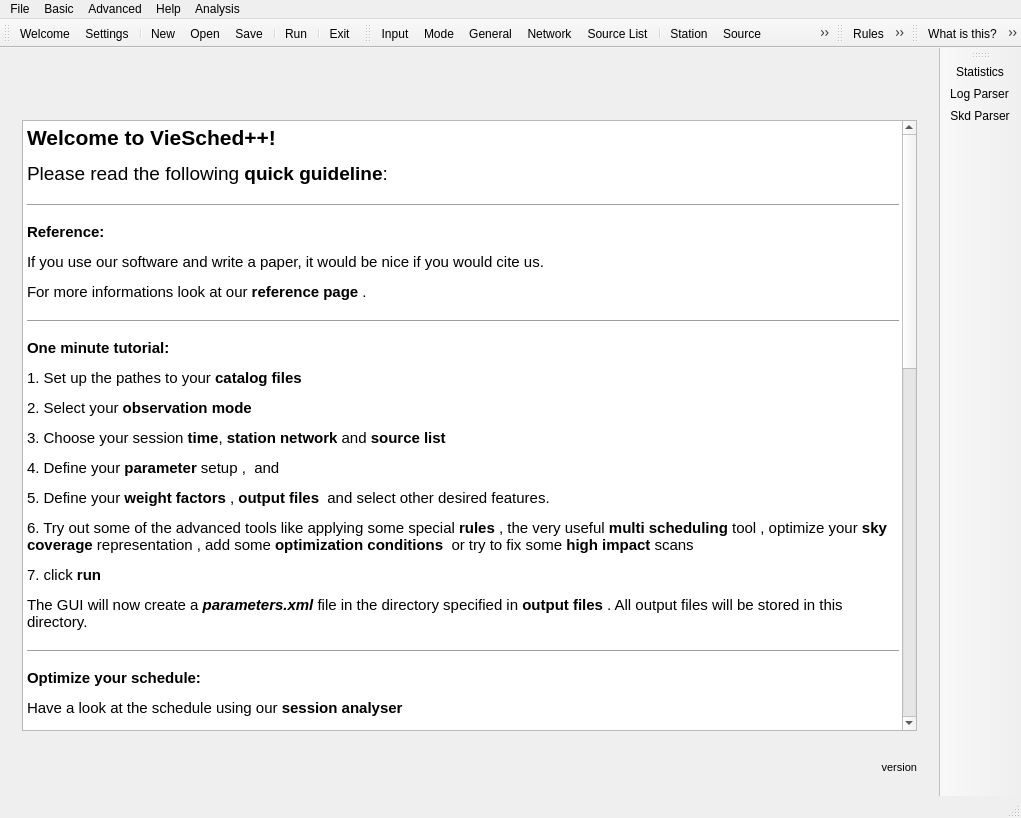
TUW-VieVS/VieSchedpp, file mainwindow.ui: the form before one commit.
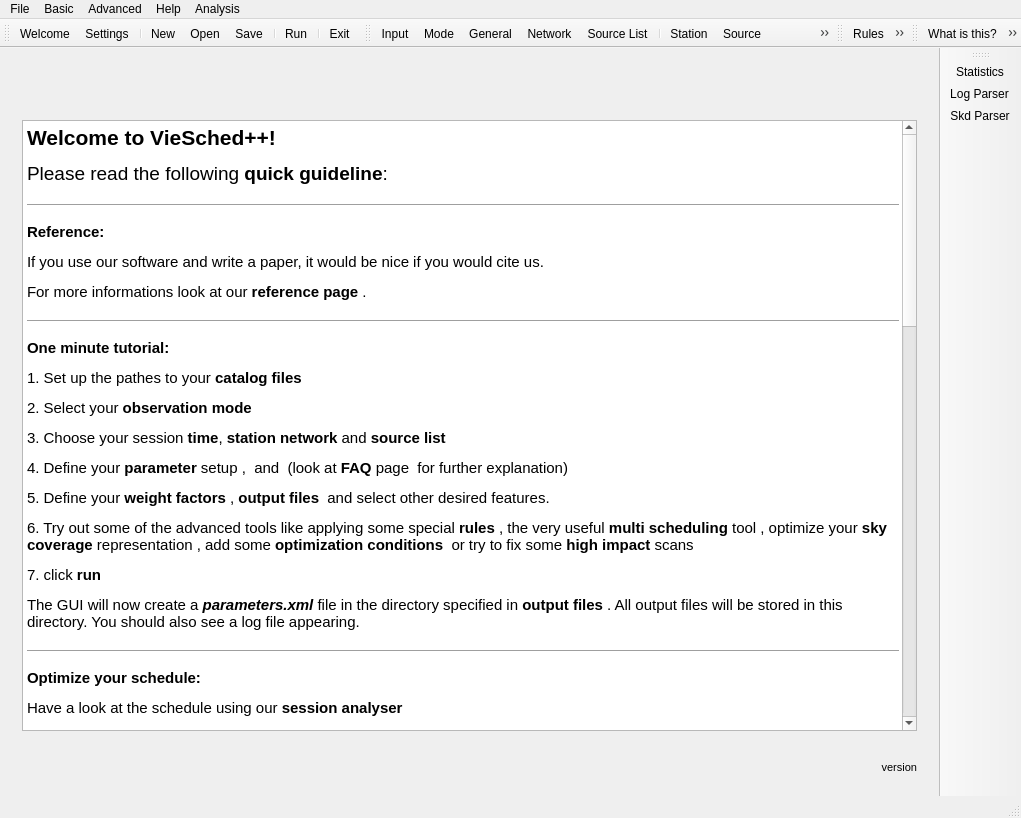
The form after the commit. The open tabs and pages were chosen to show the change. Icons and pictures are not drawn.

```diff
--- a/mainwindow.ui
+++ b/mainwindow.ui
@@ -101,11 +101,11 @@
 &lt;p style=&quot; margin-top:12px; margin-bottom:12px; margin-left:0px; margin-right:0px; -qt-block-indent:0; text-indent:0px;&quot;&gt;1. Set up the pathes to your &lt;span style=&quot; font-weight:600;&quot;&gt;catalog files &lt;/span&gt;&lt;img src=&quot;:/icons/icons/document-import-2.png&quot; width=&quot;30&quot; height=&quot;30&quot; /&gt; &lt;/p&gt;
 &lt;p style=&quot; margin-top:12px; margin-bottom:12px; margin-left:0px; margin-right:0px; -qt-block-indent:0; text-indent:0px;&quot;&gt;2. Select your &lt;span style=&quot; font-weight:600;&quot;&gt;observation mode &lt;/span&gt;&lt;img src=&quot;:/icons/icons/drive-harddisk-3.png&quot; width=&quot;30&quot; height=&quot;30&quot; /&gt;&lt;/p&gt;
 &lt;p style=&quot; margin-top:12px; margin-bottom:12px; margin-left:0px; margin-right:0px; -qt-block-indent:0; text-indent:0px;&quot;&gt;3. Choose your session &lt;span style=&quot; font-weight:600;&quot;&gt;time&lt;/span&gt;&lt;img src=&quot;:/icons/icons/view-pim-calendar.png&quot; width=&quot;30&quot; height=&quot;30&quot; /&gt;, &lt;span style=&quot; font-weight:600;&quot;&gt;station network&lt;/span&gt;&lt;img src=&quot;:/icons/icons/applications-internet-2.png&quot; width=&quot;30&quot; height=&quot;30&quot; /&gt; and &lt;span style=&quot; font-weight:600;&quot;&gt;source list &lt;/span&gt;&lt;img src=&quot;:/icons/icons/source_list.png&quot; width=&quot;30&quot; height=&quot;30&quot; /&gt;&lt;/p&gt;
-&lt;p style=&quot; margin-top:12px; margin-bottom:12px; margin-left:0px; margin-right:0px; -qt-block-indent:0; text-indent:0px;&quot;&gt;4. Define your &lt;span style=&quot; font-weight:600;&quot;&gt;parameter&lt;/span&gt; setup &lt;img src=&quot;:/icons/icons/station_p.png&quot; width=&quot;30&quot; height=&quot;30&quot; /&gt;, &lt;img src=&quot;:/icons/icons/source_p.png&quot; width=&quot;30&quot; height=&quot;30&quot; /&gt; and &lt;img src=&quot;:/icons/icons/baseline_p.png&quot; width=&quot;30&quot; height=&quot;30&quot; /&gt;&lt;/p&gt;
+&lt;p style=&quot; margin-top:12px; margin-bottom:12px; margin-left:0px; margin-right:0px; -qt-block-indent:0; text-indent:0px;&quot;&gt;4. Define your &lt;span style=&quot; font-weight:600;&quot;&gt;parameter&lt;/span&gt; setup &lt;img src=&quot;:/icons/icons/station_p.png&quot; width=&quot;30&quot; height=&quot;30&quot; /&gt;, &lt;img src=&quot;:/icons/icons/source_p.png&quot; width=&quot;30&quot; height=&quot;30&quot; /&gt; and &lt;img src=&quot;:/icons/icons/baseline_p.png&quot; width=&quot;30&quot; height=&quot;30&quot; /&gt; (look at &lt;span style=&quot; font-weight:600;&quot;&gt;FAQ&lt;/span&gt; page &lt;img src=&quot;:/icons/icons/documentation.png&quot; width=&quot;30&quot; height=&quot;30&quot; /&gt; for further explanation)&lt;/p&gt;
 &lt;p style=&quot; margin-top:12px; margin-bottom:12px; margin-left:0px; margin-right:0px; -qt-block-indent:0; text-indent:0px;&quot;&gt;5. Define your &lt;span style=&quot; font-weight:600;&quot;&gt;weight factors &lt;/span&gt;&lt;img src=&quot;:/icons/icons/weight.png&quot; width=&quot;30&quot; height=&quot;30&quot; /&gt;, &lt;span style=&quot; font-weight:600;&quot;&gt;output files&lt;/span&gt; &lt;img src=&quot;:/icons/icons/document-export-4.png&quot; width=&quot;30&quot; height=&quot;30&quot; /&gt; and select other desired features.&lt;/p&gt;
 &lt;p style=&quot; margin-top:12px; margin-bottom:12px; margin-left:0px; margin-right:0px; -qt-block-indent:0; text-indent:0px;&quot;&gt;6. Try out some of the advanced tools like applying some special &lt;span style=&quot; font-weight:600;&quot;&gt;rules&lt;/span&gt; &lt;img src=&quot;:/icons/icons/system-run-3.png&quot; width=&quot;30&quot; height=&quot;30&quot; /&gt;, the very useful &lt;span style=&quot; font-weight:600;&quot;&gt;multi scheduling&lt;/span&gt; tool &lt;img src=&quot;:/icons/icons/multi_sched.png&quot; width=&quot;30&quot; height=&quot;30&quot; /&gt;, optimize your &lt;span style=&quot; font-weight:600;&quot;&gt;sky coverage&lt;/span&gt; representation &lt;img src=&quot;:/icons/icons/sky_coverage.png&quot; width=&quot;30&quot; height=&quot;30&quot; /&gt;, add some &lt;span style=&quot; font-weight:600;&quot;&gt;optimization conditions&lt;/span&gt; &lt;img src=&quot;:/icons/icons/conditions.png&quot; width=&quot;30&quot; height=&quot;30&quot; /&gt; or try to fix some &lt;span style=&quot; font-weight:600;&quot;&gt;high impact&lt;/span&gt; scans &lt;img src=&quot;:/icons/icons/emblem-important-4.png&quot; width=&quot;30&quot; height=&quot;30&quot; /&gt;&lt;/p&gt;
 &lt;p style=&quot; margin-top:12px; margin-bottom:12px; margin-left:0px; margin-right:0px; -qt-block-indent:0; text-indent:0px;&quot;&gt;7. click &lt;span style=&quot; font-weight:600;&quot;&gt;run&lt;/span&gt; &lt;img src=&quot;:/icons/icons/arrow-right-3.png&quot; width=&quot;30&quot; height=&quot;30&quot; /&gt;&lt;/p&gt;
-&lt;p style=&quot; margin-top:12px; margin-bottom:12px; margin-left:0px; margin-right:0px; -qt-block-indent:0; text-indent:0px;&quot;&gt;The GUI will now create a &lt;span style=&quot; font-weight:600; font-style:italic;&quot;&gt;parameters.xml&lt;/span&gt; file in the directory specified in &lt;span style=&quot; font-weight:600;&quot;&gt;output files&lt;/span&gt; &lt;img src=&quot;:/icons/icons/document-export-4.png&quot; width=&quot;30&quot; height=&quot;30&quot; /&gt;. All output files will be stored in this directory. &lt;/p&gt;
+&lt;p style=&quot; margin-top:12px; margin-bottom:12px; margin-left:0px; margin-right:0px; -qt-block-indent:0; text-indent:0px;&quot;&gt;The GUI will now create a &lt;span style=&quot; font-weight:600; font-style:italic;&quot;&gt;parameters.xml&lt;/span&gt; file in the directory specified in &lt;span style=&quot; font-weight:600;&quot;&gt;output files&lt;/span&gt; &lt;img src=&quot;:/icons/icons/document-export-4.png&quot; width=&quot;30&quot; height=&quot;30&quot; /&gt;. All output files will be stored in this directory. You should also see a log file appearing. &lt;/p&gt;
 &lt;hr /&gt;
 &lt;p style=&quot; margin-top:12px; margin-bottom:12px; margin-left:0px; margin-right:0px; -qt-block-indent:0; text-indent:0px;&quot;&gt;&lt;span style=&quot; font-weight:600;&quot;&gt;Optimize your schedule:&lt;/span&gt; &lt;/p&gt;
 &lt;p style=&quot; margin-top:12px; margin-bottom:12px; margin-left:0px; margin-right:0px; -qt-block-indent:0; text-indent:0px;&quot;&gt;Have a look at the schedule using our &lt;span style=&quot; font-weight:600;&quot;&gt;session analyser&lt;/span&gt; &lt;img src=&quot;:/icons/icons/sky_coverage_analyser.png&quot; width=&quot;30&quot; height=&quot;30&quot; /&gt; &lt;/p&gt;
@@ -113,7 +113,7 @@
 &lt;p style=&quot; margin-top:12px; margin-bottom:12px; margin-left:0px; margin-right:0px; -qt-block-indent:0; text-indent:0px;&quot;&gt;Start by varying some of the &lt;span style=&quot; font-weight:600;&quot;&gt;weight factors&lt;/span&gt; &lt;img src=&quot;:/icons/icons/sky_coverage.png&quot; width=&quot;30&quot; height=&quot;30&quot; /&gt;. This usually brings the best improvment. &lt;/p&gt;
 &lt;p style=&quot; margin-top:12px; margin-bottom:12px; margin-left:0px; margin-right:0px; -qt-block-indent:0; text-indent:0px;&quot;&gt;If a station is still underrepresented &lt;span style=&quot; font-weight:600;&quot;&gt;increase the weight&lt;/span&gt; of this station &lt;img src=&quot;:/icons/icons/station_p.png&quot; width=&quot;30&quot; height=&quot;30&quot; /&gt; or adjust the &amp;quot;&lt;span style=&quot; font-style:italic;&quot;&gt;average stations&lt;/span&gt;&amp;quot; weight factor &lt;img src=&quot;:/icons/icons/sky_coverage.png&quot; width=&quot;30&quot; height=&quot;30&quot; /&gt;. The same is true for sources and baselines. &lt;/p&gt;
 &lt;p style=&quot; margin-top:12px; margin-bottom:12px; margin-left:0px; margin-right:0px; -qt-block-indent:0; text-indent:0px;&quot;&gt;Use the &lt;span style=&quot; font-weight:600;&quot;&gt;optimization conditions&lt;/span&gt; &lt;img src=&quot;:/icons/icons/conditions.png&quot; width=&quot;30&quot; height=&quot;30&quot; /&gt; to reduce the amount of scheduled sources and increase the number of scans per source. &lt;/p&gt;
-&lt;p style=&quot; margin-top:12px; margin-bottom:12px; margin-left:0px; margin-right:0px; -qt-block-indent:0; text-indent:0px;&quot;&gt;Simulate the created empty NGS files using a third party software like VieVS.&lt;/p&gt;
+&lt;p style=&quot; margin-top:12px; margin-bottom:12px; margin-left:0px; margin-right:0px; -qt-block-indent:0; text-indent:0px;&quot;&gt;Simulate the created empty NGS files using a third party software like VieVS. &lt;/p&gt;
 &lt;hr /&gt;
 &lt;p style=&quot; margin-top:12px; margin-bottom:12px; margin-left:0px; margin-right:0px; -qt-block-indent:0; text-indent:0px;&quot;&gt;&lt;span style=&quot; font-weight:600;&quot;&gt;Look at your schedule:&lt;/span&gt; &lt;/p&gt;
 &lt;p style=&quot; margin-top:12px; margin-bottom:12px; margin-left:0px; margin-right:0px; -qt-block-indent:0; text-indent:0px;&quot;&gt;You can compare schedules using the &lt;span style=&quot; font-weight:600;&quot;&gt;statistics tools&lt;/span&gt; &lt;img src=&quot;:/icons/icons/office-chart-bar.png&quot; width=&quot;30&quot; height=&quot;30&quot; /&gt;&lt;/p&gt;
@@ -125,6 +125,17 @@
 &lt;p style=&quot; margin-top:12px; margin-bottom:12px; margin-left:0px; margin-right:0px; -qt-block-indent:0; text-indent:0px;&quot;&gt;If a item has no &lt;span style=&quot; font-style:italic;&quot;&gt;&amp;quot;What is this?&amp;quot;&lt;/span&gt; description or the description is unclear and the tooltip and statustip does not provide all necessary information eighter please tell us and we will add some more details. &lt;/p&gt;
 &lt;p style=&quot; margin-top:12px; margin-bottom:12px; margin-left:0px; margin-right:0px; -qt-block-indent:0; text-indent:0px;&quot;&gt;For some frequently asked questions we provide a &lt;span style=&quot; font-weight:600;&quot;&gt;FAQ&lt;/span&gt; page &lt;img src=&quot;:/icons/icons/documentation.png&quot; width=&quot;30&quot; height=&quot;30&quot; /&gt;. &lt;/p&gt;
 &lt;hr /&gt;
+&lt;p style=&quot; margin-top:12px; margin-bottom:12px; margin-left:0px; margin-right:0px; -qt-block-indent:0; text-indent:0px;&quot;&gt;&lt;span style=&quot; font-weight:600;&quot;&gt;Report errors:&lt;/span&gt; &lt;/p&gt;
+&lt;p style=&quot; margin-top:12px; margin-bottom:12px; margin-left:0px; margin-right:0px; -qt-block-indent:0; text-indent:0px;&quot;&gt;Befor you report any errors please have a look at the &lt;span style=&quot; font-weight:600;&quot;&gt;FAQ&lt;/span&gt; page &lt;img src=&quot;:/icons/icons/documentation.png&quot; width=&quot;30&quot; height=&quot;30&quot; /&gt; &lt;/p&gt;
+&lt;p style=&quot; margin-top:12px; margin-bottom:12px; margin-left:0px; margin-right:0px; -qt-block-indent:0; text-indent:0px;&quot;&gt;If you run into an error please report it to &lt;span style=&quot; font-style:italic;&quot;&gt;matthias.schartner@geo.tuwien.ac.at&lt;/span&gt;. &lt;/p&gt;
+&lt;p style=&quot; margin-top:12px; margin-bottom:12px; margin-left:0px; margin-right:0px; -qt-block-indent:0; text-indent:0px;&quot;&gt;Please  &lt;span style=&quot; font-weight:600;&quot;&gt;add the following informations&lt;/span&gt;&lt;/p&gt;
+&lt;ul style=&quot;margin-top: 0px; margin-bottom: 0px; margin-left: 0px; margin-right: 0px; -qt-list-indent: 1;&quot;&gt;&lt;li style=&quot; font-weight:600;&quot; style=&quot; margin-top:12px; margin-bottom:0px; margin-left:0px; margin-right:0px; -qt-block-indent:0; text-indent:0px;&quot;&gt;&lt;span style=&quot; font-weight:400;&quot;&gt;a short explenation how this error occured&lt;/span&gt;&lt;/li&gt;&lt;/ul&gt;
+&lt;ul style=&quot;margin-top: 0px; margin-bottom: 0px; margin-left: 0px; margin-right: 0px; -qt-list-indent: 1;&quot;&gt;&lt;li style=&quot; font-weight:600;&quot; style=&quot; margin-top:12px; margin-bottom:0px; margin-left:0px; margin-right:0px; -qt-block-indent:0; text-indent:0px;&quot;&gt;&lt;span style=&quot; font-weight:400;&quot;&gt;your current software version number for both the GUI and the scheduler (you can find it on the buttom of this window, or in every output file like: log files, skd, vex and operation notes files)&lt;/span&gt;&lt;/li&gt;
+&lt;li style=&quot; font-weight:600;&quot; style=&quot; margin-top:12px; margin-bottom:0px; margin-left:0px; margin-right:0px; -qt-block-indent:0; text-indent:0px;&quot;&gt;&lt;span style=&quot; font-weight:400;&quot;&gt;your parameters.xml file if any is created&lt;/span&gt;&lt;/li&gt;
+&lt;li style=&quot; margin-top:12px; margin-bottom:0px; margin-left:0px; margin-right:0px; -qt-block-indent:0; text-indent:0px;&quot;&gt;your catalog files &lt;/li&gt;
+&lt;li style=&quot; margin-top:12px; margin-bottom:0px; margin-left:0px; margin-right:0px; -qt-block-indent:0; text-indent:0px;&quot;&gt;your log file &lt;span style=&quot; font-style:italic;&quot;&gt;VieSchedpp_yyyy-mm-dd_hh-mm-ss.sss.log&lt;/span&gt; if it is created&lt;/li&gt;&lt;/ul&gt;
+&lt;p style=&quot;-qt-paragraph-type:empty; margin-top:12px; margin-bottom:0px; margin-left:0px; margin-right:0px; -qt-block-indent:0; text-indent:0px; font-weight:600;&quot;&gt;&lt;br /&gt;&lt;/p&gt;
+&lt;hr /&gt;
 &lt;p style=&quot; margin-top:12px; margin-bottom:12px; margin-left:0px; margin-right:0px; -qt-block-indent:0; text-indent:0px;&quot;&gt;&lt;span style=&quot; font-weight:600;&quot;&gt;Version: &lt;/span&gt;&lt;/p&gt;
 &lt;p style=&quot; margin-top:12px; margin-bottom:12px; margin-left:0px; margin-right:0px; -qt-block-indent:0; text-indent:0px;&quot;&gt;This software is still in &lt;span style=&quot; font-weight:600;&quot;&gt;beta version&lt;/span&gt;! &lt;/p&gt;
 &lt;p style=&quot; margin-top:12px; margin-bottom:0px; margin-left:0px; margin-right:0px; -qt-block-indent:0; text-indent:0px;&quot;&gt;Although a checking routine runs at the end of each created schedule, it might be advisable to double check your schedule via a different software package like &lt;span style=&quot; font-weight:600;&quot;&gt;SKED&lt;/span&gt; with the &lt;span style=&quot; font-weight:600;&quot;&gt;SKED check &lt;/span&gt;command or &lt;span style=&quot; font-weight:600;&quot;&gt;VieVS&lt;/span&gt; with the &lt;span style=&quot; font-weight:600;&quot;&gt;VieVS checking routines&lt;/span&gt;. &lt;/p&gt;
@@ -134,7 +145,7 @@
 &lt;ul style=&quot;margin-top: 0px; margin-bottom: 0px; margin-left: 0px; margin-right: 0px; -qt-list-indent: 1;&quot;&gt;&lt;li style=&quot; font-weight:600;&quot; style=&quot; margin-top:12px; margin-bottom:0px; margin-left:0px; margin-right:0px; -qt-block-indent:0; text-indent:0px;&quot;&gt;&lt;span style=&quot; font-weight:400;&quot;&gt;calibration block min SNR&lt;/span&gt;&lt;/li&gt;&lt;/ul&gt;
 &lt;hr /&gt;
 &lt;p style=&quot; margin-top:12px; margin-bottom:0px; margin-left:0px; margin-right:0px; -qt-block-indent:0; text-indent:0px;&quot;&gt;&lt;span style=&quot; font-weight:600;&quot;&gt;Known Issues:&lt;/span&gt;&lt;/p&gt;
-&lt;ul style=&quot;margin-top: 0px; margin-bottom: 0px; margin-left: 0px; margin-right: 0px; -qt-list-indent: 1;&quot;&gt;&lt;li style=&quot; font-weight:600;&quot; style=&quot; margin-top:12px; margin-bottom:0px; margin-left:0px; margin-right:0px; -qt-block-indent:0; text-indent:0px;&quot;&gt;&lt;span style=&quot; font-weight:400;&quot;&gt;sometimes you get an error warning for slow antennas like FORTLEZA which reports late on source for a couple of seconds (maybe 2-3). This error is &lt;/span&gt;not critical&lt;span style=&quot; font-weight:400;&quot;&gt;! (Source can usually be reached within time) &lt;/span&gt;&lt;/li&gt;&lt;/ul&gt;
+&lt;ul style=&quot;margin-top: 0px; margin-bottom: 0px; margin-left: 0px; margin-right: 0px; -qt-list-indent: 1;&quot;&gt;&lt;li style=&quot; font-weight:600;&quot; style=&quot; margin-top:12px; margin-bottom:0px; margin-left:0px; margin-right:0px; -qt-block-indent:0; text-indent:0px;&quot;&gt;&lt;span style=&quot; font-weight:400;&quot;&gt;sometimes you get an error warning for very slow antennas like FORTLEZA which reports late on source for a couple of seconds (maybe 2-3). This error is &lt;/span&gt;not critical&lt;span style=&quot; font-weight:400;&quot;&gt;! (Source can usually be reached within time). &lt;/span&gt;&lt;/li&gt;&lt;/ul&gt;
 &lt;ul style=&quot;margin-top: 0px; margin-bottom: 0px; margin-left: 0px; margin-right: 0px; -qt-list-indent: 1;&quot;&gt;&lt;li style=&quot; font-weight:600;&quot; style=&quot; margin-top:12px; margin-bottom:0px; margin-left:0px; margin-right:0px; -qt-block-indent:0; text-indent:0px;&quot;&gt;&lt;span style=&quot; font-weight:400;&quot;&gt;sometimes you get the error warning &amp;quot;source X might not be visible&amp;quot;. This error is &lt;/span&gt;not critical&lt;span style=&quot; font-weight:400;&quot;&gt;! It happens while you extend slew time over idle time. The minimum SNR can always be reached. &lt;/span&gt;&lt;/li&gt;&lt;/ul&gt;&lt;/body&gt;&lt;/html&gt;</string>
           </property>
          </widget>
```
Left out of the diff: 4 changed lines with no effect on the pictures.
